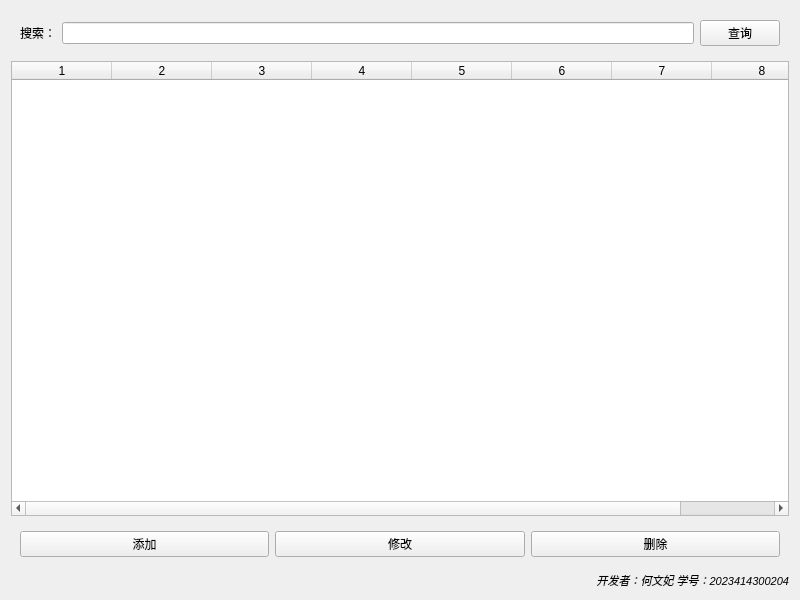
Qt form patientview.ui (hewenfei18/QtSQL-View-Model-) before a commit.
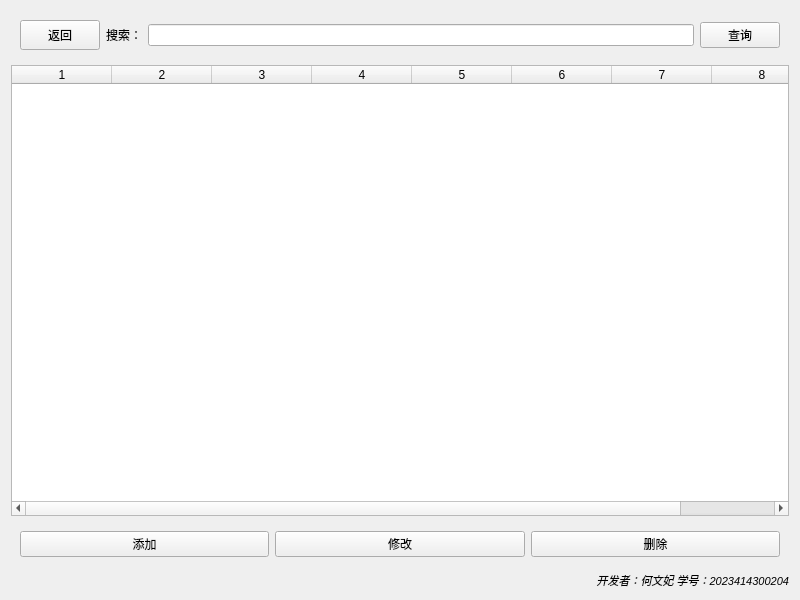
The same form after that commit.

Diff of the .ui file:
```diff
--- a/patientview.ui
+++ b/patientview.ui
@@ -17,6 +17,19 @@
    <item>
     <widget class="QWidget" name="widget_search" native="true">
      <layout class="QHBoxLayout" name="horizontalLayout_search">
+      <item>
+       <widget class="QPushButton" name="pushButton_back">
+        <property name="minimumSize">
+         <size>
+          <width>80</width>
+          <height>30</height>
+         </size>
+        </property>
+        <property name="text">
+         <string>返回</string>
+        </property>
+       </widget>
+      </item>
       <item>
        <widget class="QLabel" name="label_search">
         <property name="text">
@@ -52,47 +65,14 @@
      <property name="columnCount">
       <number>8</number>
      </property>
-     <!-- 修复：通过item设置表头（row=0为表头行），移除错误的horizontalHeader标签 -->
-     <item row="0" column="0">
-      <property name="text">
-       <string>患者ID</string>
-      </property>
-     </item>
-     <item row="0" column="1">
-      <property name="text">
-       <string>身份证号</string>
-      </property>
-     </item>
-     <item row="0" column="2">
-      <property name="text">
-       <string>姓名</string>
-      </property>
-     </item>
-     <item row="0" column="3">
-      <property name="text">
-       <string>性别</string>
-      </property>
-     </item>
-     <item row="0" column="4">
-      <property name="text">
-       <string>出生日期</string>
-      </property>
-     </item>
-     <item row="0" column="5">
-      <property name="text">
-       <string>身高(m)</string>
-      </property>
-     </item>
-     <item row="0" column="6">
-      <property name="text">
-       <string>体重(kg)</string>
-      </property>
-     </item>
-     <item row="0" column="7">
-      <property name="text">
-       <string>手机号</string>
-      </property>
-     </item>
+     <column/>
+     <column/>
+     <column/>
+     <column/>
+     <column/>
+     <column/>
+     <column/>
+     <column/>
     </widget>
    </item>
    <item>
```
Left out of the diff: 2 changed lines with no effect on the pictures.
